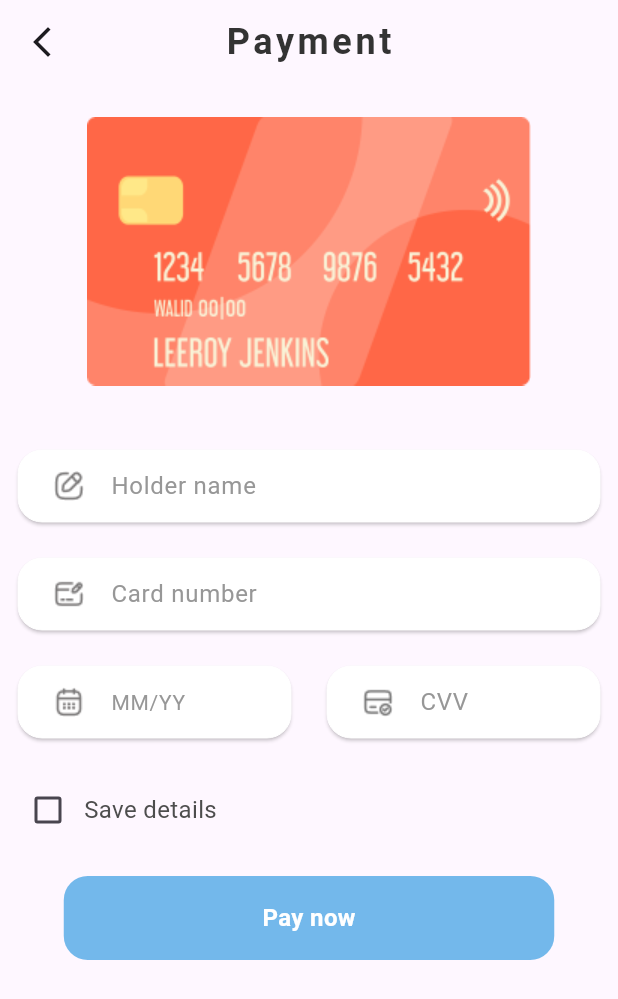
After one commit to nada-elmetwaly/eye_scan, a Flutter app: the NewCard screen opened directly, on a phone screen of 412 x 824 dp. The commit adds this screen. Shown: the top 999 px of the screen. Run offline on Flutter 3.47's test engine with Material 3 defaults, Android fonts, the phone set to English and light mode, and no system bars; our stand-ins replace curved_labeled_navigation_bar, emoji_picker_flutter, flutter_rating_bar, font_awesome_flutter, image_picker, intl_phone_field and 5 more; accounts and stored records are empty; Roboto replaces fonts that are missing (myfont); project files that could hold a hidden picture were left out.

Commit message:
add card page

```diff
--- /dev/null
+++ b/lib/payments/new_card_screen.dart
@@ -0,0 +1,368 @@
+import 'package:eye_scan/payments/payment_methods_screen.dart';
+import 'package:flutter/material.dart';
+import 'package:flutter/services.dart';
+import 'package:flutter/cupertino.dart';
+
+class NewCard extends StatefulWidget {
+  const NewCard({super.key});
+
+  @override
+  State<NewCard> createState() => _NewCardState();
+}
+
+class _NewCardState extends State<NewCard> {
+  TextEditingController cardNumberController = TextEditingController();
+  bool isChecked = false;
+
+  @override
+  Widget build(BuildContext context) {
+    return Scaffold(
+      appBar: AppBar(
+        title: Text(
+          'Payment',
+          style: TextStyle(
+            color: Color(0xFF333333),
+            fontSize: 24,
+            fontFamily: 'myfont',
+            fontWeight: FontWeight.w700,
+            height: 0,
+            letterSpacing: 2.40,
+          ),
+        ),
+        centerTitle: true,
+        leading: IconButton(
+          icon: Icon(Icons.arrow_back_ios_new), // Set the leading icon
+          onPressed: () {
+            Navigator.push(context,
+                MaterialPageRoute(builder: (context) => PaymentMethods()));
+          },
+        ),
+      ),
+      body: SingleChildScrollView(
+        scrollDirection: Axis.vertical,
+        child: Column(
+          crossAxisAlignment: CrossAxisAlignment.start,
+          children: [
+            SizedBox(
+              height: 22,
+            ),
+            Center(child: Image(image: AssetImage('assetes/card.png'))),
+            SizedBox(
+              height: 39,
+            ),
+            Padding(
+              padding: const EdgeInsets.symmetric(horizontal: 8.0),
+              child: Form(
+                  child: Column(
+                children: [
+                  Container(
+                    width: double.infinity,
+                    height: 56,
+                    child: Card(
+                      elevation: 1,
+                      color: Colors.white,
+                      shape: RoundedRectangleBorder(
+                          borderRadius: BorderRadius.circular(16)),
+                      child: TextFormField(
+                        keyboardType: TextInputType.text,
+                        decoration: InputDecoration(
+                          suffixIcon: Row(
+                            mainAxisSize: MainAxisSize.min,
+                            mainAxisAlignment: MainAxisAlignment.end,
+                            crossAxisAlignment: CrossAxisAlignment.center,
+                          ),
+                          focusedBorder: OutlineInputBorder(
+                            borderRadius: BorderRadius.circular(16),
+                            borderSide: new BorderSide(
+                              color: Colors.white,
+                              width: 0,
+                            ),
+                          ),
+                          enabledBorder: OutlineInputBorder(
+                            borderRadius: BorderRadius.circular(16),
+                            borderSide: new BorderSide(
+                              color: Colors.white,
+                              width: 0,
+                            ),
+                          ),
+                          prefixIcon: Padding(
+                            padding: EdgeInsets.only(left: 10),
+                            child: Image(image: AssetImage('assetes/edit.png')),
+                          ),
+                          label: Text(
+                            'Holder name',
+                            style: TextStyle(color: Color(0xff979797)),
+                          ),
+                        ),
+                      ),
+                    ),
+                  ),
+                  SizedBox(
+                    height: 16,
+                  ),
+                  Container(
+                    width: double.infinity,
+                    height: 56,
+                    child: Card(
+                      elevation: 1,
+                      color: Colors.white,
+                      shape: RoundedRectangleBorder(
+                          borderRadius: BorderRadius.circular(16)),
+                      child: TextFormField(
+                        keyboardType: TextInputType.number,
+                        inputFormatters: [
+                          FilteringTextInputFormatter.digitsOnly,
+                          LengthLimitingTextInputFormatter(19),
+                          CardNumberInputFormatter(),
+                        ],
+                        decoration: InputDecoration(
+                          suffixIcon: Row(
+                            mainAxisSize: MainAxisSize.min,
+                            mainAxisAlignment: MainAxisAlignment.end,
+                            crossAxisAlignment: CrossAxisAlignment.center,
+                          ),
+                          focusedBorder: OutlineInputBorder(
+                            borderRadius: BorderRadius.circular(16),
+                            borderSide: new BorderSide(
+                              color: Colors.white,
+                              width: 0,
+                            ),
+                          ),
+                          enabledBorder: OutlineInputBorder(
+                            borderRadius: BorderRadius.circular(16),
+                            borderSide: new BorderSide(
+                              color: Colors.white,
+                              width: 0,
+                            ),
+                          ),
+                          prefixIcon: Padding(
+                            padding: EdgeInsets.only(left: 10),
+                            child:
+                                Image(image: AssetImage('assetes/cardedit.png')),
+                          ),
+                          label: Text(
+                            'Card number',
+                            style: TextStyle(color: Color(0xff979797)),
+                          ),
+                        ),
+                      ),
+                    ),
+                  ),
+                  SizedBox(
+                    height: 16,
+                  ),
+                  Row(
+                    children: [
+                      Expanded(
+                        child: Container(
+                          width: 155,
+                          height: 56,
+                          child: Card(
+                            elevation: 1,
+                            color: Colors.white,
+                            shape: RoundedRectangleBorder(
+                                borderRadius: BorderRadius.circular(16)),
+                            child: TextFormField(
+                              keyboardType: TextInputType.number,
+                              inputFormatters: [
+                                LengthLimitingTextInputFormatter(4),
+                                FilteringTextInputFormatter.digitsOnly,
+                                CardMonthInputFormatter(),
+                              ],
+                              decoration: InputDecoration(
+                                suffixIcon: Row(
+                                  mainAxisSize: MainAxisSize.min,
+                                  mainAxisAlignment: MainAxisAlignment.end,
+                                  crossAxisAlignment: CrossAxisAlignment.center,
+                                ),
+                                focusedBorder: OutlineInputBorder(
+                                  borderRadius: BorderRadius.circular(16),
+                                  borderSide: new BorderSide(
+                                    color: Colors.white,
+                                    width: 0,
+                                  ),
+                                ),
+                                enabledBorder: OutlineInputBorder(
+                                  borderRadius: BorderRadius.circular(16),
+                                  borderSide: new BorderSide(
+                                    color: Colors.white,
+                                    width: 0,
+                                  ),
+                                ),
+                                prefixIcon: Padding(
+                                  padding: EdgeInsets.only(left: 10),
+                                  child: Image(
+                                      image: AssetImage('assetes/calendar.png')),
+                                ),
+                                label: Text(
+                                  'MM/YY',
+                                  style: TextStyle(
+                                    color: Color(0xff979797),
+                                    fontSize: 14,
+                                  ),
+                                ),
+                              ),
+                            ),
+                          ),
+                        ),
+                      ),
+                      SizedBox(
+                        width: 16,
+                      ),
+                      Expanded(
+                        child: Container(
+                          width: 155,
+                          height: 56,
+                          child: Card(
+                            elevation: 1,
+                            color: Colors.white,
+                            shape: RoundedRectangleBorder(
+                                borderRadius: BorderRadius.circular(16)),
+                            child: TextFormField(
+                              keyboardType: TextInputType.number,
+                              inputFormatters: [
+                                LengthLimitingTextInputFormatter(4),
+                                FilteringTextInputFormatter.digitsOnly
+                              ],
+                              decoration: InputDecoration(
+                                suffixIcon: Row(
+                                  mainAxisSize: MainAxisSize.min,
+                                  mainAxisAlignment: MainAxisAlignment.end,
+                                  crossAxisAlignment: CrossAxisAlignment.center,
+                                ),
+                                focusedBorder: OutlineInputBorder(
+                                  borderRadius: BorderRadius.circular(16),
+                                  borderSide: new BorderSide(
+                                    color: Colors.white,
+                                    width: 0,
+                                  ),
+                                ),
+                                enabledBorder: OutlineInputBorder(
+                                  borderRadius: BorderRadius.circular(16),
+                                  borderSide: new BorderSide(
+                                    color: Colors.white,
+                                    width: 0,
+                                  ),
+                                ),
+                                prefixIcon: Padding(
+                                  padding: EdgeInsets.only(left: 10),
+                                  child: Image(
+                                      image: AssetImage('assetes/card-tick.png')),
+                                ),
+                                label: Text(
+                                  'CVV',
+                                  style: TextStyle(color: Color(0xff979797)),
+                                ),
+                              ),
+                            ),
+                          ),
+                        ),
+                      ),
+                    ],
+                  ),
+
+                ],
+              )),
+            ),
+            Padding(
+              padding: const EdgeInsets.only(left: 8,top: 20),
+              child: Row(
+                children: [
+                  Checkbox(
+                    activeColor: Color(0xFF73B8EB),
+                      value: isChecked,
+                      onChanged: (bool? value) {
+                        setState(() {
+                          isChecked = value!;
+                        });
+                      }),
+                  Text(
+                    'Save details',
+                    style: TextStyle(
+                      color: Color(0xFF4D4D4D),
+                      fontSize: 16,
+                      fontFamily: 'myfont',
+                      fontWeight: FontWeight.w400,
+                      height: 0,
+                    ),
+                  )
+                ],
+              ),
+            ),
+            SizedBox(height: 20,),
+            Center(
+              child: Container(
+                width: 327,
+                height: 56,
+                decoration: ShapeDecoration(
+                  color: Color(0xFF73B8EB),
+                  shape: RoundedRectangleBorder(
+                    borderRadius: BorderRadius.circular(16),
+                  ),
+                ),
+                child: Center(
+                  child: Text(
+                    'Pay now',
+                    style: TextStyle(
+                      color: Colors.white,
+                      fontSize: 16,
+                      fontFamily: 'myfont',
+                      fontWeight: FontWeight.w700,
+                      height: 0,
+                    ),
+                  ),
+                ),
+              ),
+            )
+          ],
+        ),
+      ),
+    );
+  }
+}
+
+class CardNumberInputFormatter extends TextInputFormatter {
+  @override
+  TextEditingValue formatEditUpdate(
+      TextEditingValue oldValue, TextEditingValue newValue) {
+    if (newValue.selection.baseOffset == 0) {
+      return newValue;
+    }
+    String inputData = newValue.text;
+    StringBuffer buffer = StringBuffer();
+    for (var i = 0; i < inputData.length; i++) {
+      buffer.write(inputData[i]);
+      int index = i + 1;
+      if (index % 4 == 0 && inputData.length != index) {
+        buffer.write('  ');
+      }
+    }
+    return TextEditingValue(
+        text: buffer.toString(),
+        selection: TextSelection.collapsed(offset: buffer.toString().length));
+  }
+}
+
+class CardMonthInputFormatter extends TextInputFormatter {
+  @override
+  TextEditingValue formatEditUpdate(
+      TextEditingValue oldValue, TextEditingValue newValue) {
+    var newText = newValue.text;
+    if (newValue.selection.baseOffset == 0) {
+      return newValue;
+    }
+    var buffer = StringBuffer();
+    for (int i = 0; i < newText.length; i++) {
+      buffer.write(newText[i]);
+      var nonZeroIndex = i + 1;
+      if (nonZeroIndex % 2 == 0 && nonZeroIndex != newText.length) {
+        buffer.write('/');
+      }
+    }
+    var string = buffer.toString();
+    return newValue.copyWith(
+      text: string,
+      selection: TextSelection.collapsed(offset: string.length),
+    );
+  }
+}
--- a/lib/payments/payment_methods_screen.dart
+++ b/lib/payments/payment_methods_screen.dart
@@ -2,6 +2,7 @@ import 'package:flutter/material.dart';
 
 import '../components/shared_text.dart';
 import 'appointment_screen.dart';
+import 'new_card_screen.dart';
 
 class PaymentMethods extends StatefulWidget {
   const PaymentMethods({super.key});
@@ -215,6 +216,8 @@ class _PaymentMethodsState extends State<PaymentMethods> {
           ),
           SizedBox(height: 68,),
           Center(
+            child: GestureDetector(
+             onTap: (){Navigator.push(context, MaterialPageRoute(builder: (context)=>NewCard()));},
               child: Container(
                 width: 327,
                 height: 56,
@@ -239,8 +242,11 @@ class _PaymentMethodsState extends State<PaymentMethods> {
                 ),
               ),
             ),
+          ),
           SizedBox(height: 8,),
           Center(
+            child: GestureDetector(
+              onTap: (){},
               child: Container(
                 width: 327,
                 height: 56,
@@ -266,6 +272,7 @@ class _PaymentMethodsState extends State<PaymentMethods> {
 
               ),
             ),
+          ),
         ],
       ),
     );
```
Also changed, not shown: assetes/calendar.png (added), assetes/card-tick.png (added), assetes/card.png (added), assetes/cardedit.png (added), assetes/edit.png (added), pubspec.lock. Lines whose indentation alone changed are shown as unchanged.
